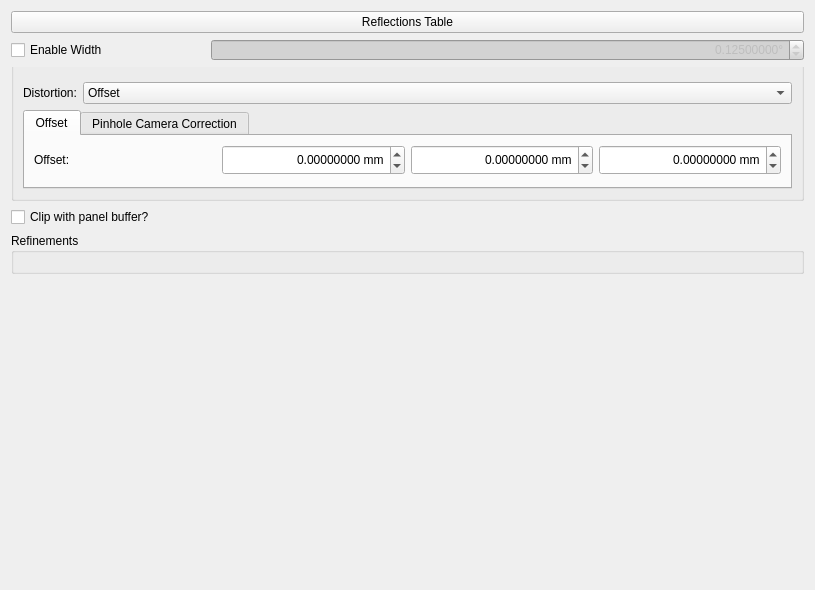
This is hexrdgui/resources/ui/powder_overlay_editor.ui in HEXRD/hexrdgui as Qt 5 draws it before an edit. The edited form follows.
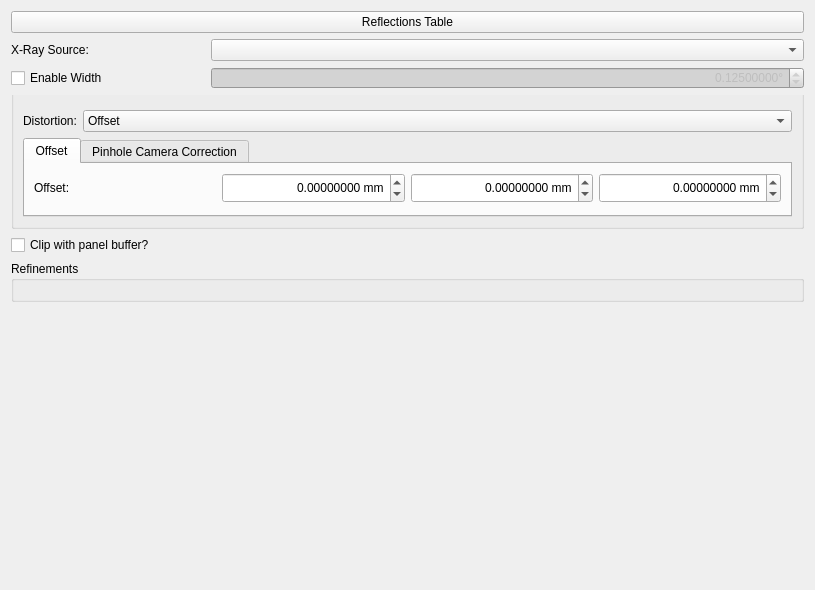
This is the edited form. The open tabs and pages were chosen to show the change. Custom widgets are drawn as their Qt base class.

Diff of the .ui file:
```diff
--- a/hexrdgui/resources/ui/powder_overlay_editor.ui
+++ b/hexrdgui/resources/ui/powder_overlay_editor.ui
@@ -24,17 +24,17 @@
 </string>
   </property>
   <layout class="QGridLayout" name="gridLayout">
-   <item row="0" column="1" colspan="4">
-    <widget class="QPushButton" name="reflections_table">
-     <property name="focusPolicy">
-      <enum>Qt::NoFocus</enum>
+   <item row="2" column="1">
+    <widget class="QCheckBox" name="enable_width">
+     <property name="toolTip">
+      <string>&lt;html&gt;&lt;head/&gt;&lt;body&gt;&lt;p&gt;Enable 2θ width for the overlay's material.&lt;/p&gt;&lt;/body&gt;&lt;/html&gt;</string>
      </property>
      <property name="text">
-      <string>Reflections Table</string>
+      <string>Enable Width</string>
      </property>
     </widget>
    </item>
-   <item row="3" column="1">
+   <item row="4" column="1">
     <widget class="QCheckBox" name="clip_with_panel_buffer">
      <property name="toolTip">
       <string>&lt;html&gt;&lt;head/&gt;&lt;body&gt;&lt;p&gt;Clip any points that are in the panel buffer.&lt;/p&gt;&lt;/body&gt;&lt;/html&gt;</string>
@@ -44,69 +44,7 @@
      </property>
     </widget>
    </item>
-   <item row="5" column="1" colspan="4">
-    <widget class="QGroupBox" name="refinements_group">
-     <property name="title">
-      <string>Refinements</string>
-     </property>
-     <layout class="QVBoxLayout" name="verticalLayout_2">
-      <item>
-       <layout class="QVBoxLayout" name="refinements_selector_layout"/>
-      </item>
-     </layout>
-    </widget>
-   </item>
-   <item row="1" column="2" colspan="3">
-    <widget class="ScientificDoubleSpinBox" name="tth_width">
-     <property name="enabled">
-      <bool>false</bool>
-     </property>
-     <property name="toolTip">
-      <string>&lt;html&gt;&lt;head/&gt;&lt;body&gt;&lt;p&gt;2θ width for the overlay's material.&lt;/p&gt;&lt;/body&gt;&lt;/html&gt;</string>
-     </property>
-     <property name="alignment">
-      <set>Qt::AlignRight|Qt::AlignTrailing|Qt::AlignVCenter</set>
-     </property>
-     <property name="keyboardTracking">
-      <bool>false</bool>
-     </property>
-     <property name="prefix">
-      <string/>
-     </property>
-     <property name="suffix">
-      <string>°</string>
-     </property>
-     <property name="decimals">
-      <number>8</number>
-     </property>
-     <property name="minimum">
-      <double>0.000000000000000</double>
-     </property>
-     <property name="maximum">
-      <double>1000000.000000000000000</double>
-     </property>
-     <property name="singleStep">
-      <double>0.005000000000000</double>
-     </property>
-     <property name="value">
-      <double>0.125000000000000</double>
-     </property>
-    </widget>
-   </item>
-   <item row="6" column="1" colspan="4">
-    <spacer name="verticalSpacer">
-     <property name="orientation">
-      <enum>Qt::Vertical</enum>
-     </property>
-     <property name="sizeHint" stdset="0">
-      <size>
-       <width>20</width>
-       <height>40</height>
-      </size>
-     </property>
-    </spacer>
-   </item>
-   <item row="2" column="1" colspan="4">
+   <item row="3" column="1" colspan="4">
     <widget class="QGroupBox" name="distortion_group">
      <property name="styleSheet">
       <string notr="true">QGroupBox{padding-top:15px; margin-top:-20px}</string>
@@ -275,16 +213,88 @@
      </layout>
     </widget>
    </item>
+   <item row="7" column="1" colspan="4">
+    <widget class="QGroupBox" name="refinements_group">
+     <property name="title">
+      <string>Refinements</string>
+     </property>
+     <layout class="QVBoxLayout" name="verticalLayout_2">
+      <item>
+       <layout class="QVBoxLayout" name="refinements_selector_layout"/>
+      </item>
+     </layout>
+    </widget>
+   </item>
+   <item row="2" column="2" colspan="3">
+    <widget class="ScientificDoubleSpinBox" name="tth_width">
+     <property name="enabled">
+      <bool>false</bool>
+     </property>
+     <property name="toolTip">
+      <string>&lt;html&gt;&lt;head/&gt;&lt;body&gt;&lt;p&gt;2θ width for the overlay's material.&lt;/p&gt;&lt;/body&gt;&lt;/html&gt;</string>
+     </property>
+     <property name="alignment">
+      <set>Qt::AlignRight|Qt::AlignTrailing|Qt::AlignVCenter</set>
+     </property>
+     <property name="keyboardTracking">
+      <bool>false</bool>
+     </property>
+     <property name="prefix">
+      <string/>
+     </property>
+     <property name="suffix">
+      <string>°</string>
+     </property>
+     <property name="decimals">
+      <number>8</number>
+     </property>
+     <property name="minimum">
+      <double>0.000000000000000</double>
+     </property>
+     <property name="maximum">
+      <double>1000000.000000000000000</double>
+     </property>
+     <property name="singleStep">
+      <double>0.005000000000000</double>
+     </property>
+     <property name="value">
+      <double>0.125000000000000</double>
+     </property>
+    </widget>
+   </item>
+   <item row="8" column="1" colspan="4">
+    <spacer name="verticalSpacer">
+     <property name="orientation">
+      <enum>Qt::Vertical</enum>
+     </property>
+     <property name="sizeHint" stdset="0">
+      <size>
+       <width>20</width>
+       <height>40</height>
+      </size>
+     </property>
+    </spacer>
+   </item>
+   <item row="0" column="1" colspan="4">
+    <widget class="QPushButton" name="reflections_table">
+     <property name="focusPolicy">
+      <enum>Qt::NoFocus</enum>
+     </property>
+     <property name="text">
+      <string>Reflections Table</string>
+     </property>
+    </widget>
+   </item>
    <item row="1" column="1">
-    <widget class="QCheckBox" name="enable_width">
-     <property name="toolTip">
-      <string>&lt;html&gt;&lt;head/&gt;&lt;body&gt;&lt;p&gt;Enable 2θ width for the overlay's material.&lt;/p&gt;&lt;/body&gt;&lt;/html&gt;</string>
-     </property>
+    <widget class="QLabel" name="xray_source_label">
      <property name="text">
-      <string>Enable Width</string>
+      <string>X-Ray Source:</string>
      </property>
     </widget>
    </item>
+   <item row="1" column="2" colspan="3">
+    <widget class="QComboBox" name="xray_source"/>
+   </item>
   </layout>
  </widget>
  <customwidgets>
```
Left out of the diff: 3 changed lines with no effect on the pictures.
